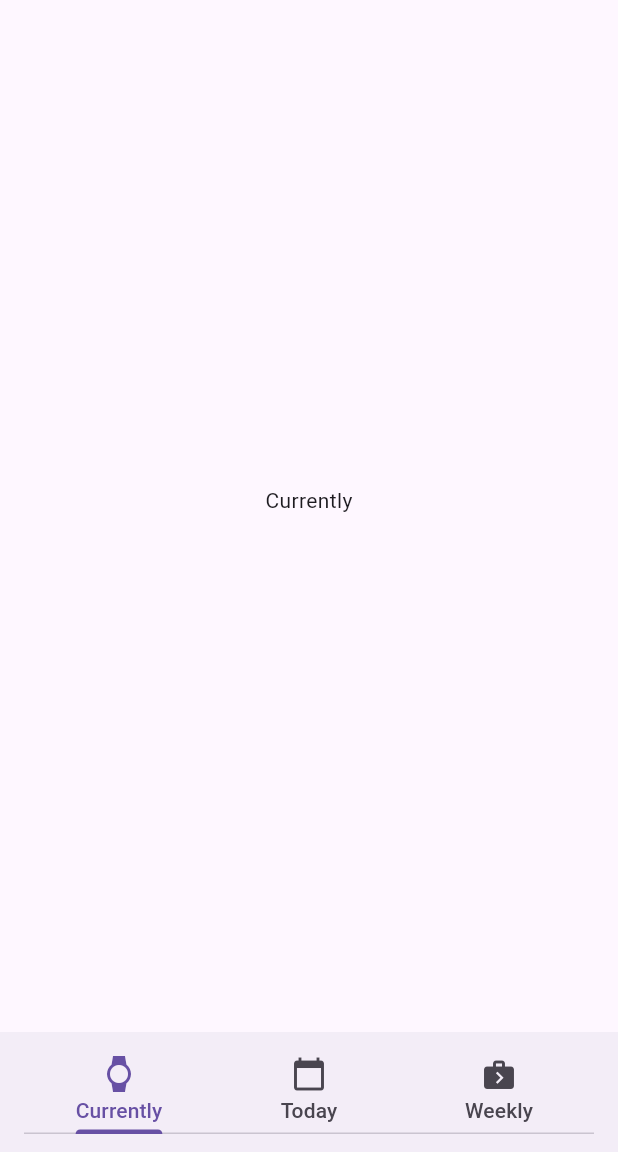
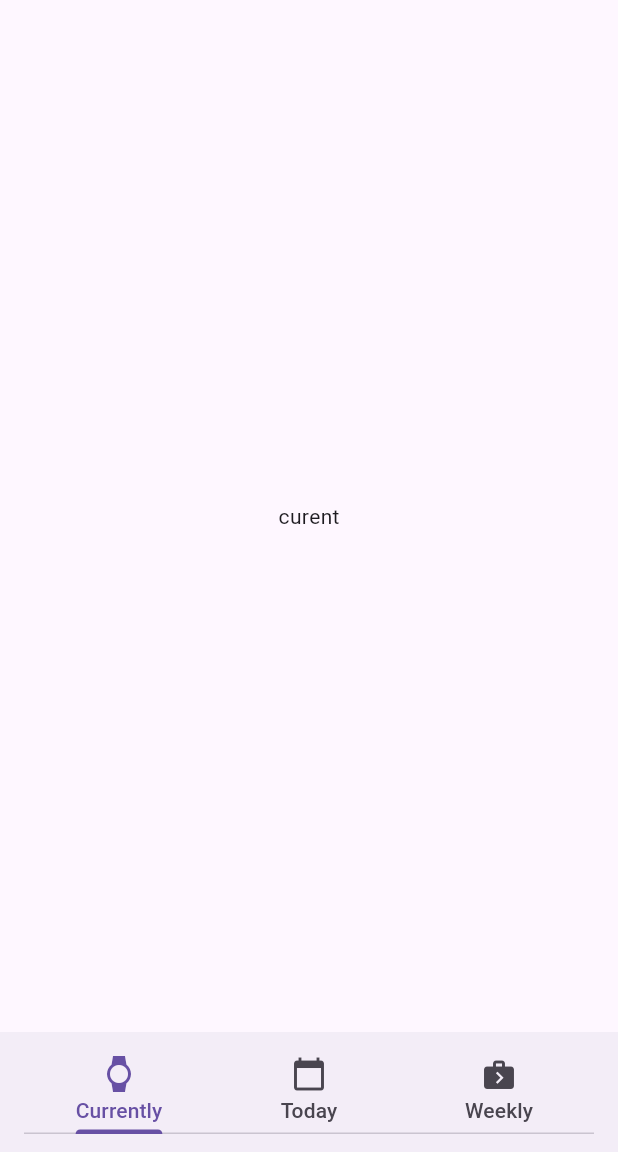
Before and after one commit to hauretax/42final, a Flutter app: the screen it shows after launch, on a phone screen of 412 x 824 dp, the part 84-1236 px from its top. Run offline on Flutter 3.47's test engine with Material 3 defaults, Android fonts, the phone set to English and light mode, and no system bars; our stand-ins replace geolocator, permission_handler.

Commit message:
add current meteo

```diff
--- /dev/null
+++ b/mobileModule02/weatherappv2proj/lib/curent.dart
@@ -0,0 +1,65 @@
+import 'package:flutter/material.dart';
+import 'package:weatherappv2proj/model/city_model.dart';
+import 'package:weatherappv2proj/model/weather_model.dart';
+
+class CurrentTab extends StatefulWidget {
+  final Weather? weather;
+  final City? city;
+  final bool permited;
+  const CurrentTab({key, this.weather, this.city, required this.permited});
+
+  @override
+  State<CurrentTab> createState() => _CurrentTab();
+}
+
+class _CurrentTab extends State<CurrentTab> {
+  @override
+  Widget build(BuildContext context) {
+    if (!widget.permited) {
+      return Container(
+        color: Colors.red[100],
+        child: Center(
+          child: Text(
+            'Location permissions are permanently denied, please open settings to change it',
+            style: TextStyle(color: Colors.red[900], fontSize: 16),
+            textAlign: TextAlign.center,
+          ),
+        ),
+      );
+    }
+    if (widget.city != null && widget.weather != null) {
+      return Center(
+        child: Column(children: <Widget>[
+          Expanded(
+              child: Column(children: <Widget>[
+            Text(
+              widget.city!.name,
+              style: const TextStyle(fontSize: 60),
+            ),
+            Text(
+              "${widget.city!.country} - ${widget.city!.region}",
+              style: const TextStyle(
+                  fontSize: 20, color: Color.fromARGB(255, 71, 71, 71)),
+            ),
+          ])),
+          Expanded(
+              child: Column(children: <Widget>[
+            Text(
+              "${widget.weather!.temperature} °C",
+              style: const TextStyle(fontSize: 45),
+            ),
+            Text(
+              "${widget.weather!.weatherDescription} - ${widget.weather!.windspeed} km/h",
+              style: const TextStyle(fontSize: 20, color: Color(0xFF000000)),
+            ),
+          ])),
+        ]),
+      );
+    }
+    return const Center(
+      child: Column(
+          mainAxisAlignment: MainAxisAlignment.center,
+          children: <Widget>[Text("curent")]),
+    );
+  }
+}
--- a/mobileModule02/weatherappv2proj/lib/main.dart
+++ b/mobileModule02/weatherappv2proj/lib/main.dart
@@ -1,10 +1,13 @@
 import 'package:flutter/material.dart';
 import 'package:geolocator/geolocator.dart';
 import 'package:permission_handler/permission_handler.dart';
+import 'package:weatherappv2proj/curent.dart';
 import 'package:weatherappv2proj/currently.dart';
 import 'package:weatherappv2proj/model/city_model.dart';
-import 'package:weatherappv2proj/provider/city_provider.dart';
+import 'package:weatherappv2proj/model/weather_model.dart';
 import 'package:weatherappv2proj/service/city_service.dart';
+import 'package:weatherappv2proj/service/weather_service.dart';
+import 'package:weatherappv2proj/utils/printInColor.dart';
 
 void main() {
   runApp(MyApp());
@@ -32,15 +35,13 @@ class _MyHomePageState extends State<MyHomePage>
 
   final TextEditingController _controller = TextEditingController();
   final CityService _cityService = CityService();
+  final WeatherService _weatherService = WeatherService();
   List<City> _cities = [];
+  Weather? _weather = null;
+  City? _city = null;
   FocusNode _searchFocusNode = FocusNode();
-  bool _isLoading = false;
 
   void _searchCities(String query) async {
-    setState(() {
-      _isLoading = true;
-    });
-
     try {
       final cities = await _cityService.fetchCities(query);
       setState(() {
@@ -51,10 +52,24 @@ class _MyHomePageState extends State<MyHomePage>
         _cities = [];
       });
     }
+  }
 
+  void setCity(City city) {
     setState(() {
-      _isLoading = false;
+      _city = city;
     });
+  }
+
+  void _searchWeather(double latitude, double longitude) async {
+    try {
+      final weather = await _weatherService.fetchWeather(latitude, longitude);
+      setState(() {
+        _weather = weather;
+      });
+    } catch (e) {
+      printBrightRed("Error: $e");
+      _weather = null;
+    }
   }
 
   Future<Position> _getGeoLocationPosition() async {
@@ -129,6 +144,15 @@ class _MyHomePageState extends State<MyHomePage>
           child: TextField(
             controller: _controller,
             focusNode: _searchFocusNode,
+            onSubmitted: (value) async {
+              final cities = await _cityService.fetchCities(value);
+              setCity(cities[0]);
+              _searchWeather(cities[0].latitude, cities[0].longitude);
+              _searchFocusNode.unfocus();
+              setState(() {
+                _cities = [];
+              });
+            },
             onChanged: (value) {
               setText(value);
               if (value.isNotEmpty) {
@@ -157,9 +181,7 @@ class _MyHomePageState extends State<MyHomePage>
             onPressed: () async {
               try {
                 Position position = await _getGeoLocationPosition();
-                setText(position.latitude.toString() +
-                    ',' +
-                    position.longitude.toString());
+                setText('${position.latitude},${position.longitude}');
               } catch (e) {
                 setText(e.toString());
               }
@@ -168,16 +190,12 @@ class _MyHomePageState extends State<MyHomePage>
         ],
       ),
       body: Column(children: [
-        _buildCitiesList(),
+        if (_cities.isNotEmpty) _buildCitiesList(),
         Expanded(
           child: TabBarView(
             controller: _tabController,
             children: [
-              CurrentlyTab(
-                title: 'Currently',
-                location: _actualText,
-                permited: !_locationPermissionDenied,
-              ),
+              CurrentTab(permited: true, weather: _weather, city: _city),
               CurrentlyTab(
                 title: 'Today',
                 location: _actualText,
@@ -206,22 +224,24 @@ class _MyHomePageState extends State<MyHomePage>
   }
 
   Widget _buildCitiesList() {
-    return _searchFocusNode.hasFocus
-        ? Expanded(
+    return Expanded(
         child: ListView.builder(
       itemCount: _cities.length,
       itemBuilder: (context, index) {
         return ListTile(
-                  title: Text(
-                      _cities[index].name), // Replace with actual city name
+          title: Text(_cities[index].name),
+          subtitle:
+              Text('${_cities[index].country} - ${_cities[index].region}'),
           onTap: () {
-                    // Action when the user taps on a city
-                    // Example: Navigate to another page or perform a specific action
+            _searchWeather(_cities[index].latitude, _cities[index].longitude);
+            setCity(_cities[index]);
+            _searchFocusNode.unfocus();
+            setState(() {
+              _cities = [];
+            });
           },
         );
       },
-            ),
-          )
-        : SizedBox.shrink(); // Hide the list when text field is not focused
+    ));
   }
 }
--- a/mobileModule02/weatherappv2proj/lib/model/city_model.dart
+++ b/mobileModule02/weatherappv2proj/lib/model/city_model.dart
@@ -1,13 +1,22 @@
 class City {
   final String name;
+  final String region;
+  final String country;
   final double latitude;
   final double longitude;
 
-  City({required this.name, required this.latitude, required this.longitude});
+  City(
+      {required this.name,
+      required this.region,
+      required this.country,
+      required this.latitude,
+      required this.longitude});
 
   factory City.fromJson(Map<String, dynamic> json) {
     return City(
       name: json['name'],
+      region: json['admin1'],
+      country: json['country'],
       latitude: json['latitude'],
       longitude: json['longitude'],
     );
--- /dev/null
+++ b/mobileModule02/weatherappv2proj/lib/model/weather_model.dart
@@ -0,0 +1,22 @@
+import 'package:weatherappv2proj/utils/printInColor.dart';
+
+class Weather {
+  final double temperature;
+  final double windspeed;
+  final String weatherDescription;
+
+  Weather({
+    required this.temperature,
+    required this.windspeed,
+    required this.weatherDescription,
+  });
+
+  factory Weather.fromJson(Map<String, dynamic> json) {
+    printRed(json.toString());
+    return Weather(
+      temperature: json['current_weather']['temperature'] as double,
+      windspeed: json['current_weather']['windspeed'] as double,
+      weatherDescription: json['current_weather']['weathercode'].toString(),
+    );
+  }
+}
--- a/mobileModule02/weatherappv2proj/lib/service/city_service.dart
+++ b/mobileModule02/weatherappv2proj/lib/service/city_service.dart
@@ -12,7 +12,8 @@ class CityService {
     if (response.statusCode == 200) {
       Map<String, dynamic> data = json.decode(response.body);
       List<dynamic> results = data['results'];
-      return results.map((item) => City.fromJson(item)).toList();
+      List<City> cities = results.map((item) => City.fromJson(item)).toList();
+      return cities;
     } else {
       throw Exception('Failed to load cities');
     }
```
Also changed, not shown: mobileModule02/weatherappv2proj/lib/provider/city_provider.dart (deleted, +0 -27 lines), mobileModule02/weatherappv2proj/lib/service/weather_service.dart (added, +20 -0 lines), mobileModule02/weatherappv2proj/lib/utils/printInColor.dart (added, +63 -0 lines). Lines whose indentation alone changed are shown as unchanged.
